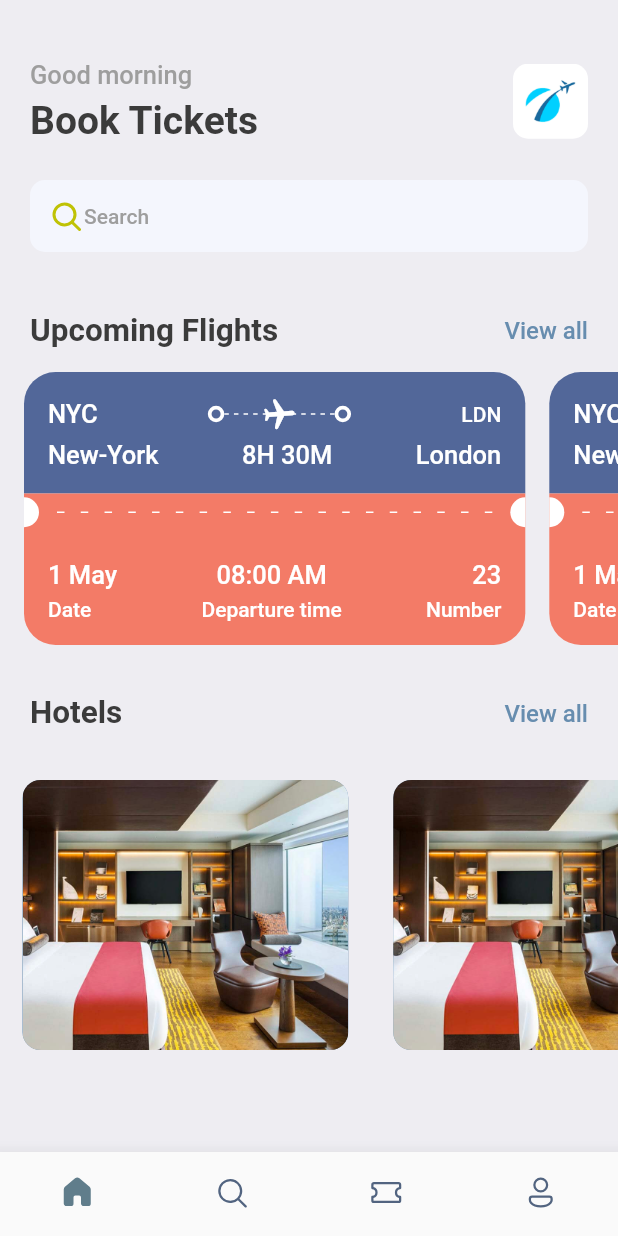
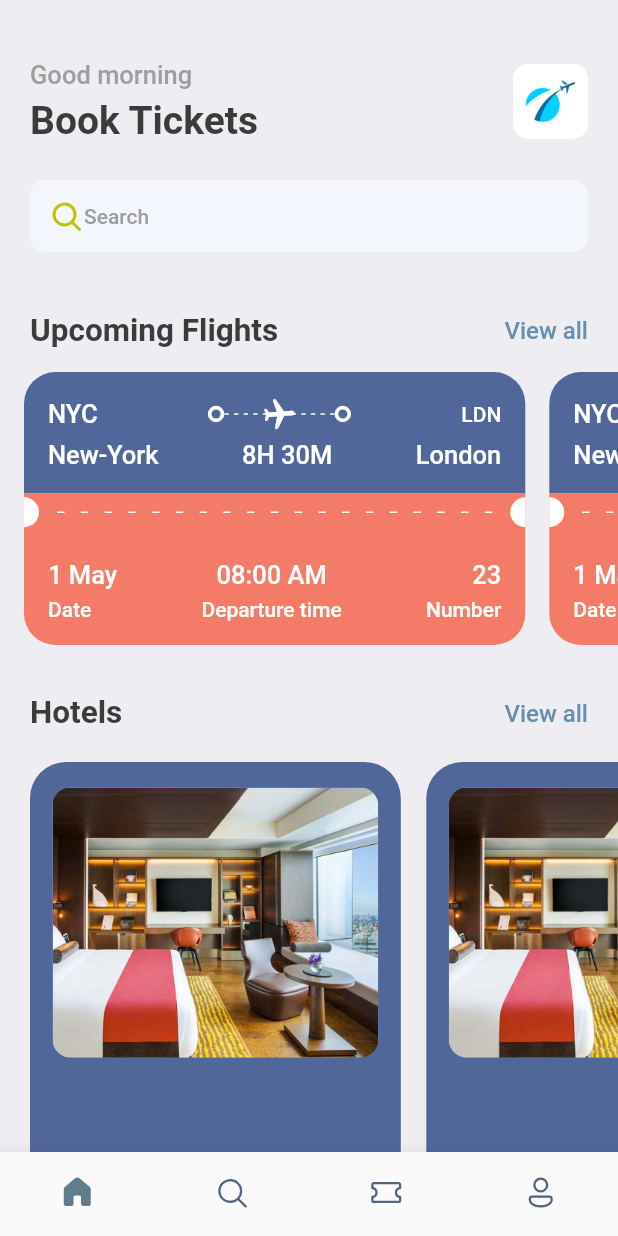
Before and after one commit to mrojasb2000/flutter_booktickets_app, a Flutter app: the screen it shows after launch, on a phone screen of 412 x 824 dp. Run offline on Flutter 3.47's test engine with Material 2 defaults, Android fonts, the light colour scheme and no system bars; our stand-ins replace fluentui_icons, gap.

Commit message:
chore: refactor hotels decorations colors

```diff
--- a/lib/screens/home_screen.dart
+++ b/lib/screens/home_screen.dart
@@ -119,8 +119,11 @@ class HomeScreen extends StatelessWidget {
             ),
             const Gap(15),
             SingleChildScrollView(
+              padding: const EdgeInsets.symmetric(horizontal: 20),
               scrollDirection: Axis.horizontal,
               child: Row(children: const [
+                HotelScreen(),
+                HotelScreen(),
                 HotelScreen(),
                 HotelScreen(),
               ]),
--- a/lib/screens/hotel_screen.dart
+++ b/lib/screens/hotel_screen.dart
@@ -1,4 +1,5 @@
 import 'package:flutter/cupertino.dart';
+import 'package:flutter/material.dart';
 import 'package:flutter_booktickets_app/utils/app_layout.dart';
 import 'package:flutter_booktickets_app/utils/app_styles.dart';
 
@@ -12,6 +13,17 @@ class HotelScreen extends StatelessWidget {
       width: size.width * 0.6,
       height: 350,
       padding: const EdgeInsets.symmetric(horizontal: 15, vertical: 17),
+      margin: const EdgeInsets.only(right: 17, top: 5),
+      decoration: BoxDecoration(
+          color: Styles.blueGreyColor,
+          borderRadius: BorderRadius.circular(24),
+          boxShadow: [
+            BoxShadow(
+              color: Colors.grey.shade200,
+              blurRadius: 2,
+              spreadRadius: 1,
+            )
+          ]),
       child: Column(
         crossAxisAlignment: CrossAxisAlignment.start,
         children: [
```
